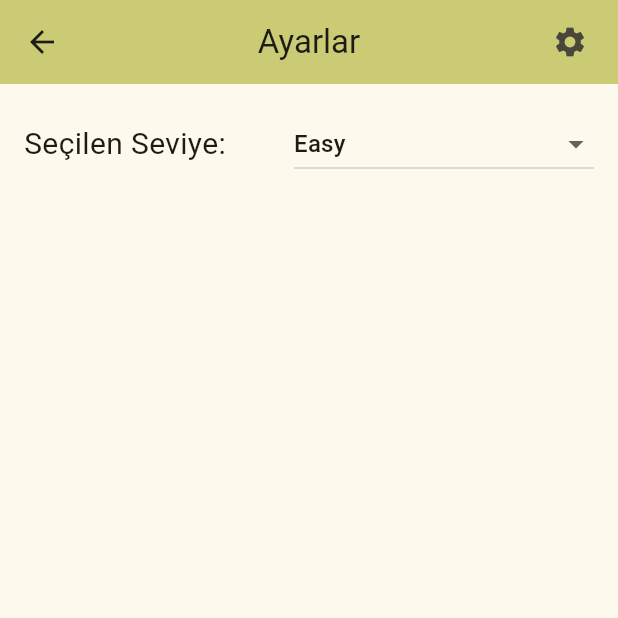
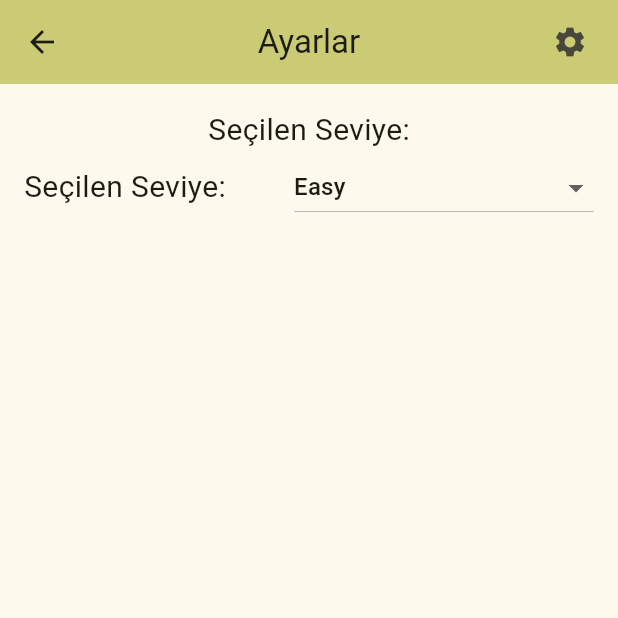
Before and after one commit to kaganzdmr58/ator_math_game, a Flutter app: the SettingsPage screen opened directly, after a tap on the "settings" icon, on a phone screen of 412 x 824 dp, the top half of it. Run offline on Flutter 3.47's test engine with Material 3 defaults, Android fonts, the phone set to English and light mode, and no system bars; our stand-ins replace google_mobile_ads, shared_preferences; accounts and stored records are empty.

Commit message:
set pages

```diff
--- a/lib/pages/settings_page.dart
+++ b/lib/pages/settings_page.dart
@@ -12,12 +12,17 @@ class SettingsPage extends StatelessWidget {
   Widget build(BuildContext context) {
     final gameSettings = Provider.of<GameSettingsProvider>(context);
 
-
     return Scaffold(
       appBar: CustomAppBar(title: 'Ayarlar'),
       body: Padding(
         padding: const EdgeInsets.all(16.0),
-        child: Row(
+        child: Column(
+          children: [
+            Text(
+              'Seçilen Seviye:',
+              style: const TextStyle(fontSize: 20),
+            ),
+            Row(
               mainAxisAlignment: MainAxisAlignment.spaceBetween,
               children: [
                 Text(
@@ -44,6 +49,8 @@ class SettingsPage extends StatelessWidget {
                 ),
               ],
             ),
+          ],
+        ),
       ),
     );
   }
--- a/lib/providers/game_settings_provider.dart
+++ b/lib/providers/game_settings_provider.dart
@@ -1,4 +1,4 @@
-import 'package:ator_math_game/enums/game_type.dart';
+/* import 'package:ator_math_game/enums/game_type.dart';
 import 'package:flutter/material.dart';
 
 class GameSettingsProvider extends ChangeNotifier {
@@ -11,3 +11,41 @@ class GameSettingsProvider extends ChangeNotifier {
     notifyListeners();
   }
 }
+ */
+
+import 'package:ator_math_game/enums/game_type.dart';
+import 'package:flutter/material.dart';
+import 'package:shared_preferences/shared_preferences.dart';
+
+class GameSettingsProvider extends ChangeNotifier {
+  GameType _selectedGameType = GameType.easy;
+
+  GameType get selectedGameType => _selectedGameType;
+
+  GameSettingsProvider() {
+    _loadGameType();
+  }
+
+  // SharedPreferences'ten GameType'ı yükle
+  Future<void> _loadGameType() async {
+    final prefs = await SharedPreferences.getInstance();
+    final savedId = prefs.getInt('game_type_id');
+
+    if (savedId != null) {
+      // Kaydedilen id'ye göre GameType'ı al
+      _selectedGameType = GameType.values.firstWhere(
+        (type) => type.id == savedId,
+        orElse: () => GameType.easy, // Varsayılan olarak easy seç
+      );
+    }
+    notifyListeners(); // Değişiklikleri dinleyenlere bildir
+  }
+
+  // GameType'ı güncelle ve SharedPreferences'e kaydet
+  Future<void> setGameType(GameType type) async {
+    final prefs = await SharedPreferences.getInstance();
+    await prefs.setInt('game_type_id', type.id); // SharedPreferences'e kaydet
+    _selectedGameType = type;
+    notifyListeners(); // Değişiklikleri dinleyenlere bildir
+  }
+}
```
Lines whose indentation alone changed are shown as unchanged.
